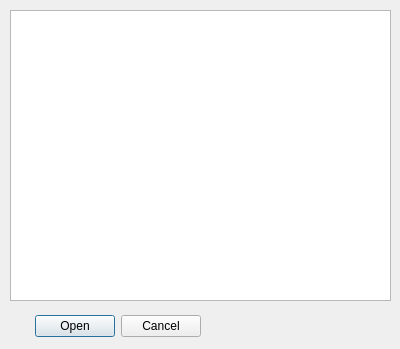
This is DIALOG/open.ui in dimanchik79/Play-Music as Qt 5 draws it before an edit. The edited form follows.
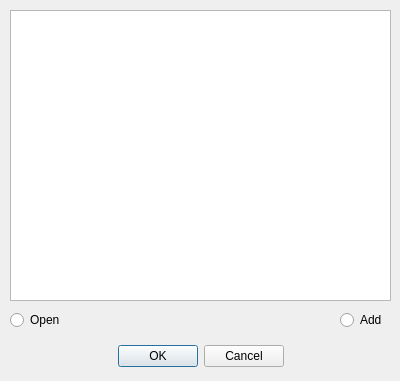
This is the edited form. Icons and pictures are not drawn.

The edit to the form file:
```diff
--- a/DIALOG/open.ui
+++ b/DIALOG/open.ui
@@ -7,7 +7,7 @@
     <x>0</x>
     <y>0</y>
     <width>400</width>
-    <height>349</height>
+    <height>381</height>
    </rect>
   </property>
   <property name="windowTitle">
@@ -20,8 +20,8 @@
   <widget class="QDialogButtonBox" name="buttonBox">
    <property name="geometry">
     <rect>
-     <x>0</x>
-     <y>310</y>
+     <x>100</x>
+     <y>340</y>
      <width>201</width>
      <height>32</height>
     </rect>
@@ -33,7 +33,10 @@
     <enum>Qt::Horizontal</enum>
    </property>
    <property name="standardButtons">
-    <set>QDialogButtonBox::Cancel|QDialogButtonBox::Open</set>
+    <set>QDialogButtonBox::Cancel|QDialogButtonBox::Ok</set>
+   </property>
+   <property name="centerButtons">
+    <bool>true</bool>
    </property>
   </widget>
   <widget class="QListWidget" name="listWidget">
@@ -46,6 +49,32 @@
     </rect>
    </property>
   </widget>
+  <widget class="QRadioButton" name="r_open">
+   <property name="geometry">
+    <rect>
+     <x>10</x>
+     <y>310</y>
+     <width>61</width>
+     <height>20</height>
+    </rect>
+   </property>
+   <property name="text">
+    <string>Open</string>
+   </property>
+  </widget>
+  <widget class="QRadioButton" name="r_add">
+   <property name="geometry">
+    <rect>
+     <x>340</x>
+     <y>310</y>
+     <width>51</width>
+     <height>20</height>
+    </rect>
+   </property>
+   <property name="text">
+    <string>Add</string>
+   </property>
+  </widget>
  </widget>
  <resources/>
  <connections>
```
Left out of the diff: 2 changed lines with no effect on the pictures.
